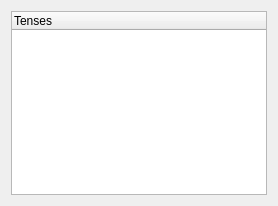
First picture: the form in src/configure-practice/conjugationoptionswidget.ui, repository KDE/parley, before the edit.
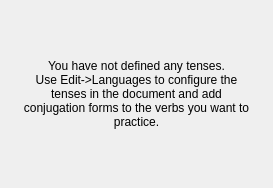
Second picture: the form after the edit. The open tabs and pages were chosen to show the change.

Commit message: Make language selection work somewhat. config does not yet save it correctly though.

What changed in the file:
```diff
--- a/src/configure-practice/conjugationoptionswidget.ui
+++ b/src/configure-practice/conjugationoptionswidget.ui
@@ -5,11 +5,26 @@
    <rect>
     <x>0</x>
     <y>0</y>
-    <width>278</width>
-    <height>206</height>
+    <width>273</width>
+    <height>188</height>
    </rect>
   </property>
-  <layout class="QHBoxLayout" >
+  <layout class="QHBoxLayout" name="horizontalLayout" >
+   <item>
+    <widget class="QStackedWidget" name="conjugationStack" >
+     <property name="currentIndex" >
+      <number>0</number>
+     </property>
+     <widget class="QWidget" name="page" >
+      <property name="geometry" >
+       <rect>
+        <x>0</x>
+        <y>0</y>
+        <width>265</width>
+        <height>180</height>
+       </rect>
+      </property>
+      <layout class="QHBoxLayout" name="horizontalLayout_2" >
    <item>
     <widget class="QTreeWidget" name="tenseSelectionTreeWidget" >
      <property name="rootIsDecorated" >
@@ -23,6 +38,36 @@
        <string>Tenses</string>
       </property>
      </column>
+        </widget>
+       </item>
+      </layout>
+     </widget>
+     <widget class="QWidget" name="page_2" >
+      <property name="geometry" >
+       <rect>
+        <x>0</x>
+        <y>0</y>
+        <width>225</width>
+        <height>144</height>
+       </rect>
+      </property>
+      <layout class="QHBoxLayout" name="horizontalLayout_3" >
+       <item>
+        <widget class="QLabel" name="label" >
+         <property name="text" >
+          <string>You have not defined any tenses.
+Use Edit->Languages to configure the tenses in the document and add conjugation forms to the verbs you want to practice.</string>
+         </property>
+         <property name="alignment" >
+          <set>Qt::AlignCenter</set>
+         </property>
+         <property name="wordWrap" >
+          <bool>true</bool>
+         </property>
+        </widget>
+       </item>
+      </layout>
+     </widget>
     </widget>
    </item>
   </layout>
```
Lines whose indentation alone changed are shown as unchanged. The commit also changes 4 other files.
